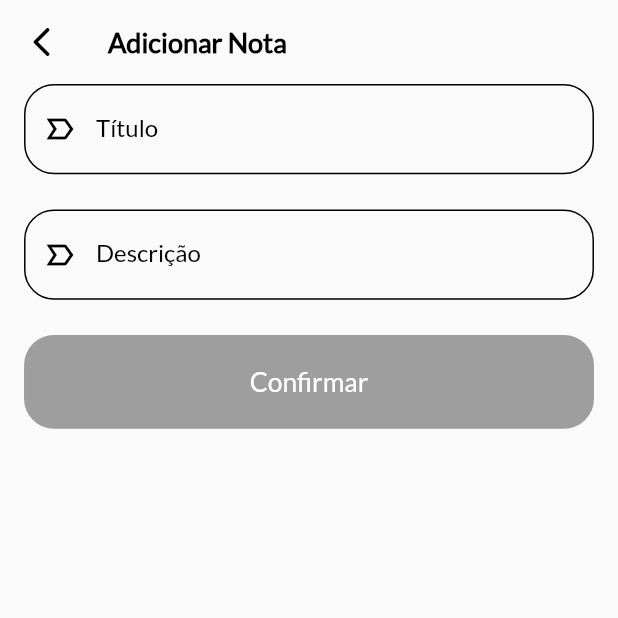
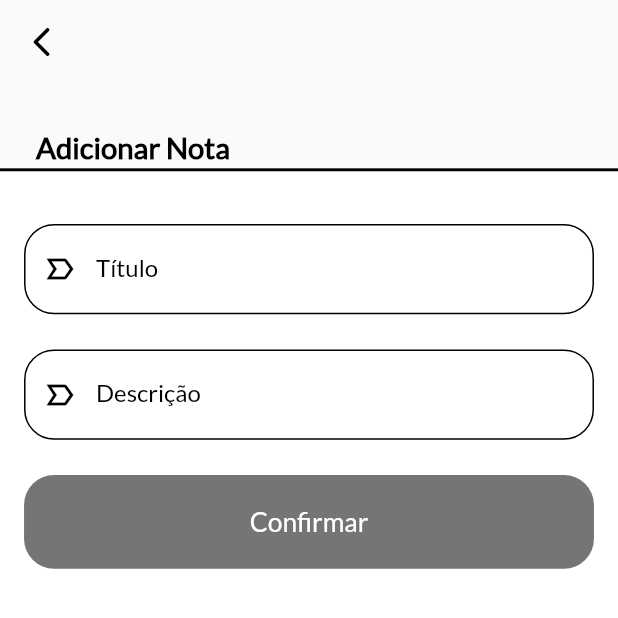
Before and after one commit to AntonioRNeto216/checklist, a Flutter app: the screen it shows after launch, after a tap on "Adicionar Nota", on a phone screen of 412 x 824 dp, the top half of it. Run offline on Flutter 3.47's test engine with Material 2 defaults, Android fonts, the phone set to English and light mode, and no system bars; our stand-ins replace sqflite; accounts and stored records are empty.

Commit message:
Add constants + mudando alerta

```diff
--- /dev/null
+++ b/lib/constants.dart
@@ -0,0 +1,12 @@
+import 'package:flutter/material.dart';
+
+const corAppBar = Colors.transparent;
+const corContainer = Colors.white;
+const corTexto = Colors.black;
+const corIcone = Colors.black;
+final backgroundCircularProgress = Colors.grey[200];
+const shadow = Colors.black;
+const corCheck = Colors.green;
+const corInput = Colors.black;
+const corBotaoConfirmar = Colors.black54;
+const corTextoBotaoConfirmar = Colors.white;
--- a/lib/database/app_database.dart
+++ b/lib/database/app_database.dart
@@ -10,6 +10,5 @@ Future<Database> getDatabase() async {
       db.execute(NotaDao.tabela);
     },
     version: 1,
-    //onDowngrade: onDatabaseDowngradeDelete,
   );
 }
--- a/lib/main.dart
+++ b/lib/main.dart
@@ -1,5 +1,6 @@
 import 'package:checklist/screens/minhasnotas/minhas_notas.dart';
 import 'package:flutter/material.dart';
+import 'package:flutter/services.dart';
 
 void main() {
   runApp(MyApp());
@@ -8,6 +9,7 @@ void main() {
 class MyApp extends StatelessWidget {
   @override
   Widget build(BuildContext context) {
+    SystemChrome.setPreferredOrientations([DeviceOrientation.portraitUp]);
     return MaterialApp(
       debugShowCheckedModeBanner: false,
       theme: ThemeData(
--- a/lib/screens/adicionarnotas/adicionar_notas.dart
+++ b/lib/screens/adicionarnotas/adicionar_notas.dart
@@ -1,8 +1,13 @@
+import 'package:checklist/constants.dart';
 import 'package:checklist/database/dao/nota_dao.dart';
 import 'package:checklist/models/modelo_nota.dart';
 import 'package:checklist/screens/adicionarnotas/components/botao_confirmar.dart';
 import 'package:checklist/screens/adicionarnotas/components/input.dart';
 import 'package:flutter/material.dart';
+
+const _botaoAppBar = Icons.arrow_back_ios_rounded;
+
+const _tituloScreen = "Adicionar Nota";
 
 const _labelInputUm = "Título";
 const _labelInputDois = "Descrição";
@@ -23,30 +28,56 @@ class _AdicionarNotasState extends State<AdicionarNotas> {
     return Scaffold(
       appBar: AppBar(
         elevation: 0,
-        backgroundColor: Colors.transparent,
+        backgroundColor: corAppBar,
         leading: IconButton(
           onPressed: () {
             Navigator.pop(context);
           },
-          icon: Icon(Icons.arrow_back_ios_rounded),
-          color: Colors.black,
+          icon: Icon(_botaoAppBar),
+          color: corIcone,
         ),
-        title: Text(
-          "Adicionar Nota",
+      ),
+      body: Column(
+        crossAxisAlignment: CrossAxisAlignment.start,
+        children: [
+          SizedBox(height: size.height * 0.0379404),
+          Padding(
+            padding: EdgeInsets.only(
+              left: size.width * 0.0583333,
+              bottom: size.height * 0.0047425,
+            ),
+            child: Text(
+              _tituloScreen,
               style: TextStyle(
-            color: Colors.black,
+                color: corTexto,
                 fontWeight: FontWeight.bold,
-            fontSize: 18.0,
+                fontSize: size.height * 0.0237127,
               ),
             ),
           ),
-      body: ListView(
+          Expanded(
+            child: Container(
+              width: double.infinity,
+              padding: EdgeInsets.only(
+                top: size.height * 0.0047425,
+              ),
+              decoration: BoxDecoration(
+                color: corContainer,
+                boxShadow: [
+                  BoxShadow(
+                    color: shadow,
+                    spreadRadius: size.height * 0.0023713,
+                  ),
+                ],
+              ),
+              child: ListView(
                 physics: BouncingScrollPhysics(),
                 padding: EdgeInsets.only(
                   left: size.width * 0.03889,
                   right: size.width * 0.03889,
                 ),
                 children: [
+                  SizedBox(height: size.height * 0.0379404),
                   Input(
                     label: _labelInputUm,
                     controller: this._controllerTitulo,
@@ -63,12 +94,15 @@ class _AdicionarNotasState extends State<AdicionarNotas> {
                         this._controllerTitulo.text,
                         this._controllerDescricao.text,
                       );
-              this
-                  ._dao
-                  .salvar(novaNota)
-                  .then((value) => Navigator.pop(context));
+                      this._dao.salvar(novaNota).then(
+                            (value) => Navigator.pop(context),
+                          );
                     }
                   }),
+                ],
+              ),
+            ),
+          ),
         ],
       ),
     );
--- a/lib/screens/adicionarnotas/components/botao_confirmar.dart
+++ b/lib/screens/adicionarnotas/components/botao_confirmar.dart
@@ -1,3 +1,4 @@
+import 'package:checklist/constants.dart';
 import 'package:flutter/material.dart';
 
 const _textoBotao = "Confirmar";
@@ -18,14 +19,14 @@ class BotaoConfirmar extends StatelessWidget {
         height: size.height * 0.075881,
         width: double.infinity,
         decoration: BoxDecoration(
-          color: Colors.grey[500],
+          color: corBotaoConfirmar,
           borderRadius: BorderRadius.circular(20.0),
         ),
         alignment: Alignment.center,
         child: Text(
           _textoBotao,
           style: TextStyle(
-            color: Colors.white,
+            color: corTextoBotaoConfirmar,
             fontSize: size.height * 0.021341,
           ),
         ),
--- a/lib/screens/adicionarnotas/components/input.dart
+++ b/lib/screens/adicionarnotas/components/input.dart
@@ -1,17 +1,17 @@
 import 'dart:ui';
+import 'package:checklist/constants.dart';
+import 'package:flutter/material.dart';
 
-import 'package:flutter/material.dart';
+const _iconeInput = Icons.label_important_outline;
 
 class Input extends StatelessWidget {
   final TextEditingController controller;
   final String label;
-  //final double height;
 
   const Input({
     Key key,
     @required this.controller,
     @required this.label,
-    //@required this.height,
   }) : super(key: key);
 
   @override
@@ -23,7 +23,7 @@ class Input extends StatelessWidget {
       ),
       child: TextField(
         maxLines: null,
-        cursorColor: Colors.black,
+        cursorColor: corInput,
         controller: this.controller,
         textCapitalization: TextCapitalization.sentences,
         decoration: InputDecoration(
@@ -32,23 +32,23 @@ class Input extends StatelessWidget {
           ),
           counterText: "",
           prefixIcon: Icon(
-            Icons.label_important_outline,
-            color: Colors.black,
+            _iconeInput,
+            color: corIcone,
           ),
           labelText: this.label,
           labelStyle: TextStyle(
-            color: Colors.black,
+            color: corTexto,
           ),
           enabledBorder: OutlineInputBorder(
             borderRadius: BorderRadius.circular(20.0),
             borderSide: BorderSide(
-              color: Colors.black,
+              color: corInput,
             ),
           ),
           focusedBorder: OutlineInputBorder(
             borderRadius: BorderRadius.circular(20.0),
             borderSide: BorderSide(
-              color: Colors.black,
+              color: corInput,
             ),
           ),
         ),
--- a/lib/screens/minhasnotas/minhas_notas.dart
+++ b/lib/screens/minhasnotas/minhas_notas.dart
@@ -1,10 +1,23 @@
 import 'package:checklist/components/alerta.dart';
+import 'package:checklist/constants.dart';
 import 'package:checklist/database/dao/nota_dao.dart';
 import 'package:checklist/models/modelo_nota.dart';
 import 'package:checklist/screens/adicionarnotas/adicionar_notas.dart';
 import 'package:checklist/screens/minhasnotas/components/nota.dart';
 import 'package:flutter/material.dart';
 import 'package:flutter/services.dart';
+
+const _tituloAlerta = "Sair";
+const _descricaoAlerta = "Deseja sair do CheckList?";
+
+const _tituloAppBar = "Minhas Notas";
+const _iconeAppBar = Icons.add;
+const _fraseIconeAppBar = "Adicionar Nota";
+
+const _imagemListaVazia = "assets/images/lista_vazia.png";
+const _textoListaVazia = "Nenhuma nota criada até o momento";
+
+const _erro = "ERRO NÃO CONHECIDO!!!";
 
 class MinhasNotas extends StatefulWidget {
   @override
@@ -19,35 +32,30 @@ class _MinhasNotasState extends State<MinhasNotas> {
     Size size = MediaQuery.of(context).size;
     return WillPopScope(
       onWillPop: () {
-        return showDialog(
-          context: context,
-          builder: (BuildContext context) {
-            return Alerta(
-                titulo: "Sair",
-                mensagem: "Deseja sair do CheckList?",
-                onPressed: () {
-                  SystemChannels.platform.invokeMethod("SystemNavigator.pop");
-                });
-          },
+        return alerta(
+          context,
+          _tituloAlerta,
+          _descricaoAlerta,
+          () => SystemChannels.platform.invokeMethod('SystemNavigator.pop'),
         );
       },
       child: Scaffold(
         appBar: AppBar(
           elevation: 0,
-          backgroundColor: Colors.transparent,
+          backgroundColor: corAppBar,
           automaticallyImplyLeading: false,
           title: Text(
-            "Minhas Notas",
+            _tituloAppBar,
             style: TextStyle(
-              color: Colors.black,
+              color: corTexto,
               fontWeight: FontWeight.bold,
-              fontSize: 18.0,
+              fontSize: size.height * 0.0213414,
             ),
           ),
           actions: [
             Padding(
               padding: EdgeInsets.only(
-                right: 16.0,
+                right: size.width * 0.038889,
               ),
               child: InkWell(
                 onTap: () {
@@ -61,15 +69,15 @@ class _MinhasNotasState extends State<MinhasNotas> {
                 child: Row(
                   children: [
                     Icon(
-                      Icons.add,
-                      color: Colors.black,
-                      size: 24.0,
+                      _iconeAppBar,
+                      color: corIcone,
+                      size: size.height * 0.0284553,
                     ),
                     Text(
-                      "Adicionar Nota",
+                      _fraseIconeAppBar,
                       style: TextStyle(
-                        color: Colors.black,
-                        fontSize: 12.0,
+                        color: corTexto,
+                        fontSize: size.height * 0.0142276,
                       ),
                     ),
                   ],
@@ -87,8 +95,8 @@ class _MinhasNotasState extends State<MinhasNotas> {
               case ConnectionState.waiting:
                 return Center(
                   child: CircularProgressIndicator(
-                    backgroundColor: Colors.grey[200],
-                    valueColor: AlwaysStoppedAnimation<Color>(Colors.black),
+                    backgroundColor: backgroundCircularProgress,
+                    valueColor: AlwaysStoppedAnimation<Color>(corIcone),
                   ),
                 );
               case ConnectionState.active:
@@ -120,11 +128,11 @@ class _MinhasNotasState extends State<MinhasNotas> {
                     mainAxisAlignment: MainAxisAlignment.center,
                     crossAxisAlignment: CrossAxisAlignment.center,
                     children: [
-                      Image.asset("assets/images/lista_vazia.png"),
+                      Image.asset(_imagemListaVazia),
                       Text(
-                        "Nenhuma nota criada até o momento",
+                        _textoListaVazia,
                         style: TextStyle(
-                          color: Colors.black,
+                          color: corTexto,
                           fontSize: size.height * 0.0189702,
                           fontWeight: FontWeight.bold,
                         ),
@@ -133,17 +141,8 @@ class _MinhasNotasState extends State<MinhasNotas> {
                   );
                 }
             }
-            return Center(child: Text("ERRO NÃO CONHECIDO!!!"));
+            return Center(child: Text(_erro));
           },
-        ),
-        floatingActionButton: FloatingActionButton(
-          onPressed: () {},
-          elevation: 2,
-          backgroundColor: Colors.black54,
-          child: Icon(
-            Icons.lightbulb_outline,
-            color: Colors.white,
-          ),
         ),
       ),
     );
```
Also changed, not shown: lib/components/alerta.dart (+16 -19 lines), lib/screens/minhasnotas/components/nota.dart (+15 -15 lines). Lines whose indentation alone changed are shown as unchanged.
